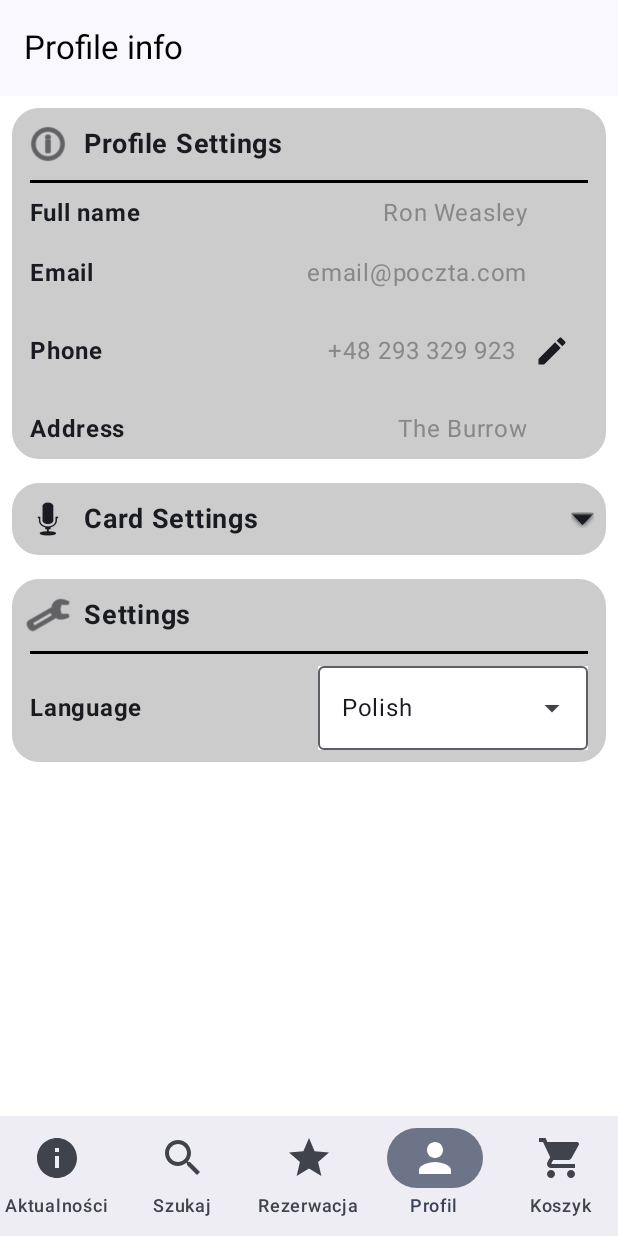
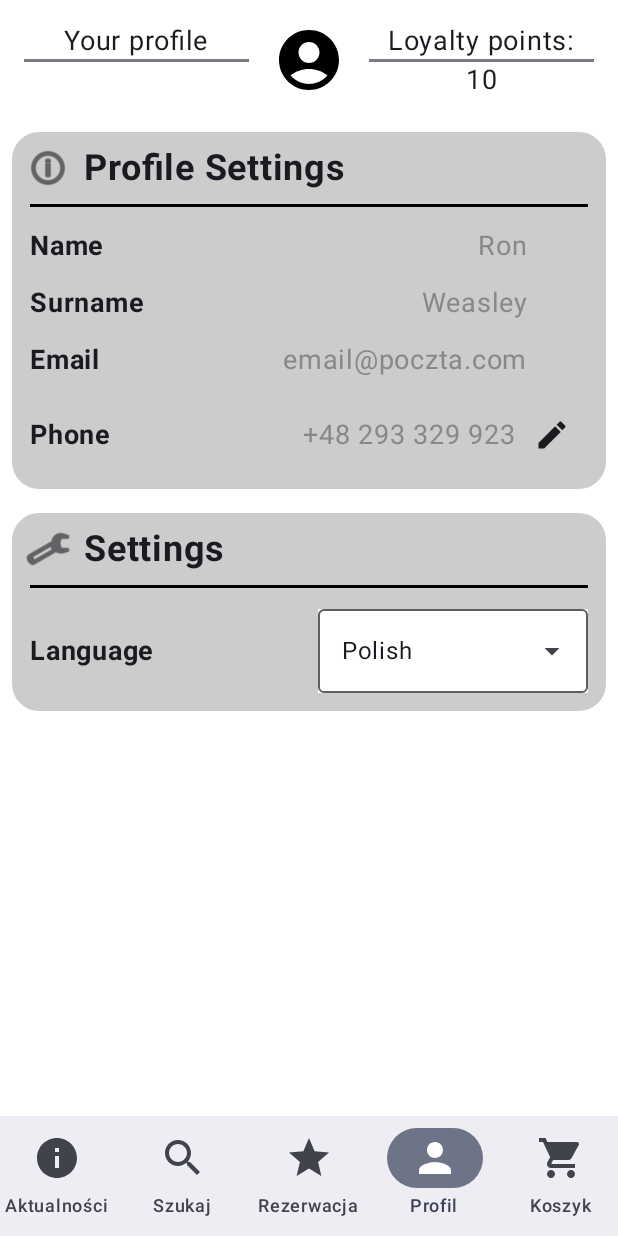
Before and after one commit to JakubWieclaw/restaurant_management_app, an Android app built with Jetpack Compose: the SettingsScreen screen opened through its navigation route, on a phone screen of 412 x 824 dp. Run offline under Robolectric (Android 15) with nearby library versions, the phone set to English and light mode, and no system bars.

Commit message:
Layout improvements

```diff
--- a/app/src/main/java/com/example/restaurantmanagementapp/HomeScreen/SplashScreen.kt
+++ b/app/src/main/java/com/example/restaurantmanagementapp/HomeScreen/SplashScreen.kt
@@ -112,6 +112,7 @@ fun SplashScreen(categoriesViewModel: CategoriesViewModel, mealsViewModel: Meals
         completed++
     }
 
+
     val progress = completed.toFloat() / totalItems.toFloat()
 
     val progress2 = if(mealSize>0)completed2.toFloat() / mealSize.toFloat() else 0.0f
--- a/app/src/main/java/com/example/restaurantmanagementapp/UserPanelScreen/UserPanel.kt
+++ b/app/src/main/java/com/example/restaurantmanagementapp/UserPanelScreen/UserPanel.kt
@@ -3,10 +3,13 @@ package com.example.restaurantmanagementapp.UserPanelScreen
 import androidx.compose.animation.animateContentSize
 import androidx.compose.animation.core.animateFloatAsState
 import androidx.compose.foundation.background
+import androidx.compose.foundation.border
 import androidx.compose.foundation.clickable
 import androidx.compose.foundation.layout.*
+import androidx.compose.foundation.shape.CircleShape
 import androidx.compose.foundation.shape.RoundedCornerShape
 import androidx.compose.material.icons.Icons
+import androidx.compose.material.icons.filled.AccountCircle
 import androidx.compose.material.icons.filled.ArrowBack
 import androidx.compose.material.icons.filled.Check
 import androidx.compose.material.icons.filled.Close
@@ -48,10 +51,10 @@ import com.example.restaurantmanagementapp.classes.AuthViewModel
 
 data class SettingItemData(val label: String, val value: String, val editable: Boolean = false, val isDropDown:Boolean = false, val dropDownList:List<String> = listOf())
 val settingItems = listOf(
-    SettingItemData(label = "Full name", value = "Ron Weasley"),
+    SettingItemData(label = "Name", value = "Ron"),
+    SettingItemData(label = "Surname", value = "Weasley"),
     SettingItemData(label = "Email", value = "email@poczta.com"),
-    SettingItemData(label = "Phone", value = "+48 293 329 923",editable=true),
-    SettingItemData(label = "Address", value = "The Burrow"),
+    SettingItemData(label = "Phone", value = "+48 293 329 923",editable=true)
 )
 
 val settingItems2 = listOf(
@@ -71,15 +74,12 @@ fun SettingsScreen(navController: NavController,authViewModel: AuthViewModel) {
             .fillMaxSize()
             .background(Color.White)
     ) {
-        TopAppBar(
-            title = {
-                Text(text = "Profile info", color = Color.Black, modifier = Modifier.align(Alignment.CenterHorizontally))
-            }
-        )
+
 
         Column(){
+            LoyaltyHeader(points = 10)
             SettingList(label = "Profile Settings", icon = android.R.drawable.ic_menu_info_details, settingItemsData = settingItems, foldable = false)
-            SettingList(label = "Card Settings", icon = android.R.drawable.ic_btn_speak_now, settingItemsData = settingItems2, foldable = true)
+            //SettingList(label = "Card Settings", icon = android.R.drawable.ic_btn_speak_now, settingItemsData = settingItems2, foldable = true)
             SettingList(label = "Settings", icon = android.R.drawable.ic_menu_manage, settingItemsData =settingItems3, foldable = false)
         }
     }
@@ -96,10 +96,10 @@ fun SettingItem(label: String, value: String, editable: Boolean, isDropDown: Boo
     Row(
         modifier = Modifier
             .fillMaxWidth()
-            .padding(vertical = 8.dp),
+            .padding(top = 14.dp),
         horizontalArrangement = Arrangement.SpaceBetween
     ) {
-        Text(text = label, fontWeight = FontWeight.Bold, modifier = Modifier.align(Alignment.CenterVertically))
+        Text(text = label, fontWeight = FontWeight.Bold, fontSize = 18.sp, modifier = Modifier.align(Alignment.CenterVertically))
 
         Row() {
             if (editMode && editable && !isDropDown) {
@@ -132,7 +132,7 @@ fun SettingItem(label: String, value: String, editable: Boolean, isDropDown: Boo
                 if(isDropDown){
                     ExposedDropdownMenuBox(dropDownList, onValueChange = {selected -> itemValue = selected}, modifier = Modifier.width(180.dp))
                 }else{
-                    Text(text = itemValue, color = Color.Gray, modifier = Modifier.align(Alignment.CenterVertically))
+                    Text(text = itemValue, color = Color.Gray, fontSize = 18.sp, modifier = Modifier.align(Alignment.CenterVertically))
                     if(editable){
                         IconButton(onClick = { editMode = !editMode }, modifier = Modifier.align(Alignment.CenterVertically)) {
                             Icon(imageVector = Icons.Default.Create, contentDescription = null)
@@ -179,7 +179,7 @@ fun SettingList(
             )
 
             Spacer(modifier = Modifier.width(8.dp))
-            Text(text = label, fontSize = 18.sp, fontWeight = FontWeight.Bold)
+            Text(text = label, fontSize = 24.sp, fontWeight = FontWeight.Bold)
             Spacer(modifier = Modifier.weight(1f))
             if(foldable){
                 Icon(
@@ -194,7 +194,7 @@ fun SettingList(
             Column(
                 modifier = Modifier
                     .fillMaxWidth()
-                    .padding(start = 12.dp, end = 12.dp)
+                    .padding(start = 12.dp, end = 12.dp,bottom=12.dp)
             ) {
                 Divider(modifier = Modifier.height(2.dp), color = Color.Black)
                 settingItemsData.forEach { item ->
@@ -224,7 +224,9 @@ fun ExposedDropdownMenuBox(itemList:List<String>, onValueChange: (String)->Unit,
                 onValueChange = {},
                 readOnly = true,
                 trailingIcon = { ExposedDropdownMenuDefaults.TrailingIcon(expanded = expanded) },
-                modifier = Modifier.menuAnchor().background(color = Color.White),
+                modifier = Modifier
+                    .menuAnchor()
+                    .background(color = Color.White),
                 maxLines = 1
             )
 
@@ -247,6 +249,51 @@ fun ExposedDropdownMenuBox(itemList:List<String>, onValueChange: (String)->Unit,
     }
 }
 
+@Composable
+fun LoyaltyHeader(points: Int) {
+    Column(
+        horizontalAlignment = Alignment.CenterHorizontally,
+        modifier = Modifier
+            .fillMaxWidth()
+            .padding(start=16.dp,end=16.dp)
+    ) {
+        Row(
+            modifier = Modifier
+                .fillMaxWidth(),
+            verticalAlignment = Alignment.CenterVertically,
+            horizontalArrangement = Arrangement.SpaceBetween
+        ) {
+            // Left line
+            Column(modifier = Modifier.weight(1f)){
+                Text(text = "Your profile", fontSize = 18.sp,modifier = Modifier.align(Alignment.CenterHorizontally))
+                Divider(thickness = 2.dp)
+                Text(text = " ", fontSize = 18.sp)
+            }
+
+
+            // User icon in the center
+            Icon(
+                imageVector = Icons.Default.AccountCircle,
+                contentDescription = "User Icon",
+                modifier = Modifier
+                    .size(80.dp)
+                    .padding(horizontal = 16.dp),
+                tint = Color.Black
+            )
+
+            // Right line
+            Column(modifier = Modifier.weight(1f)){
+                Text(text = "Loyalty points:", fontSize = 18.sp,modifier = Modifier.align(Alignment.CenterHorizontally))
+                Divider(thickness = 2.dp)
+                Text(text = "$points", fontSize = 18.sp,modifier = Modifier.align(Alignment.CenterHorizontally))
+            }
+        }
+
+
+
+
+    }
+}
 
 
 
```
Also changed, not shown: app/src/main/java/com/example/restaurantmanagementapp/MealDetailsScreen/MealDetails.kt (+60 -6 lines).
